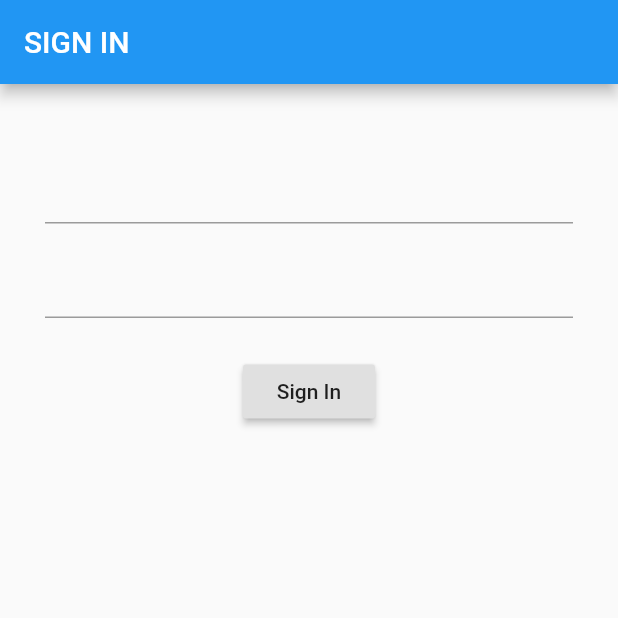
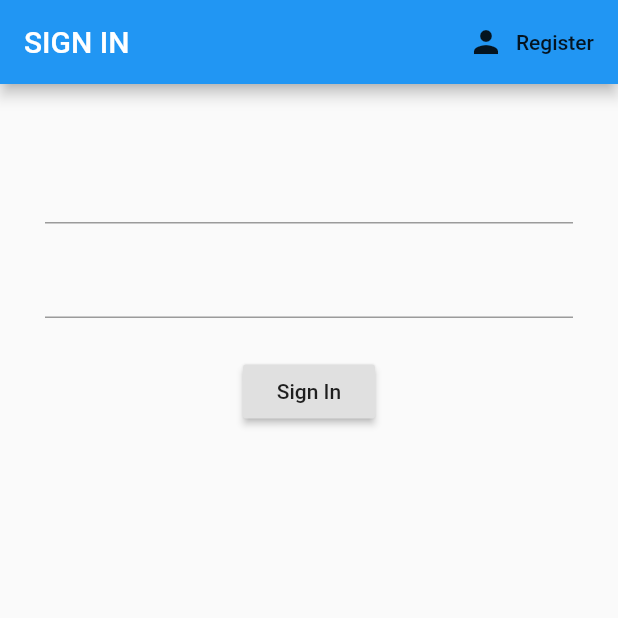
Before and after one commit to uditswaroopa/Flutter-Apps, a Flutter app: the screen it shows after launch, on a phone screen of 412 x 824 dp, the top half of it. Run offline on Flutter 3.47's test engine with Material 2 defaults, Android fonts, the phone set to English and light mode, and no system bars; our stand-ins replace firebase_auth; accounts and stored records are empty.

Commit message:
Toggle between login and signup

```diff
--- a/lib/Screens/Authenticate/authenticate.dart
+++ b/lib/Screens/Authenticate/authenticate.dart
@@ -1,4 +1,5 @@
 import 'package:flutter/material.dart';
+import 'package:quotes/Screens/Authenticate/register.dart';
 import 'package:quotes/Screens/Authenticate/sigin.dart';
 
 class Authenticate extends StatefulWidget {
@@ -7,10 +8,21 @@ class Authenticate extends StatefulWidget {
 }
 
 class _AuthenticateState extends State<Authenticate> {
+  bool isSignIn = true;
+
+  void toogle(){
+    setState(() {
+      if(isSignIn)
+        isSignIn = false;
+      else
+        isSignIn = true;
+    });
+  }
   @override
   Widget build(BuildContext context) {
-    return Container(
-      child: SignIn(),
-    );
+    if(isSignIn)
+      return SignIn(toogle: toogle);
+    else
+      return Register(toogle: toogle);
   }
 }
--- a/lib/Screens/Authenticate/sigin.dart
+++ b/lib/Screens/Authenticate/sigin.dart
@@ -2,6 +2,8 @@ import 'package:flutter/material.dart';
 import 'package:quotes/services/auth.dart';
 
 class SignIn extends StatefulWidget {
+  final Function toogle;
+  SignIn({this.toogle});
   @override
   _SignInState createState() => _SignInState();
 }
@@ -12,7 +14,15 @@ class _SignInState extends State<SignIn> {
   @override
   Widget build(BuildContext context) {
     return Scaffold(
-      appBar: AppBar(title: Text('SIGN IN')),
+      appBar: AppBar(
+        title: Text('SIGN IN'),
+        actions: [FlatButton.icon(
+          onPressed: () => widget.toogle(),
+          icon: Icon(Icons.person),
+          label: Text('Register'),
+          ),
+        ],
+      ),
       body: SingleChildScrollView(
         child: Container(
           padding: EdgeInsets.symmetric(vertical: 40, horizontal: 30),
```
Also changed, not shown: lib/Screens/Authenticate/register.dart (added, +64 -0 lines).
